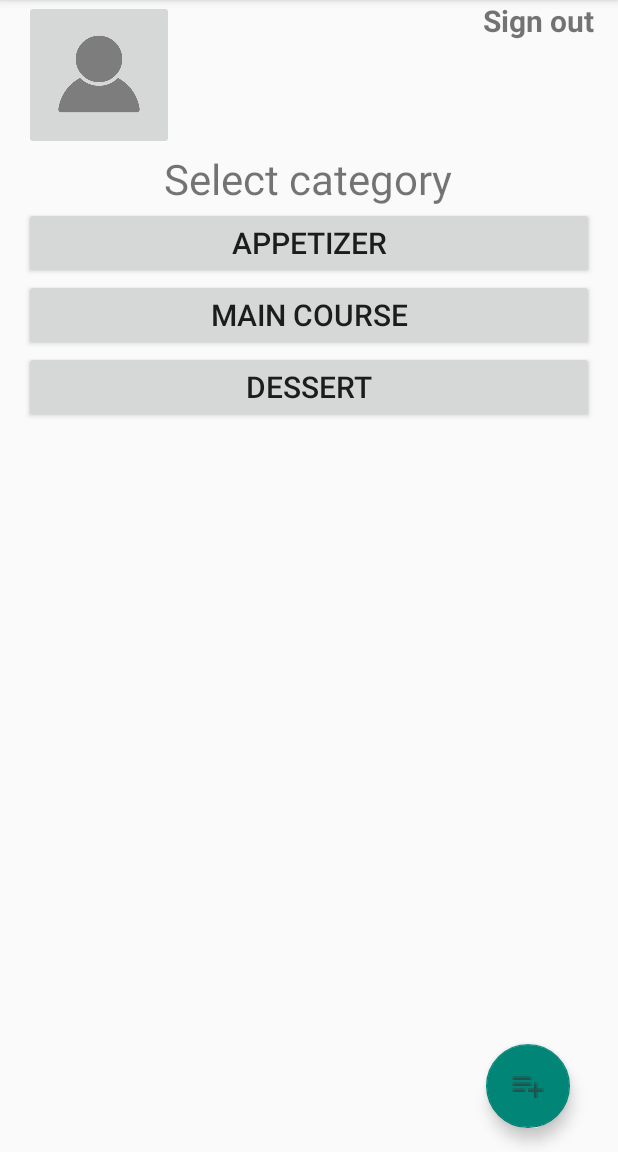
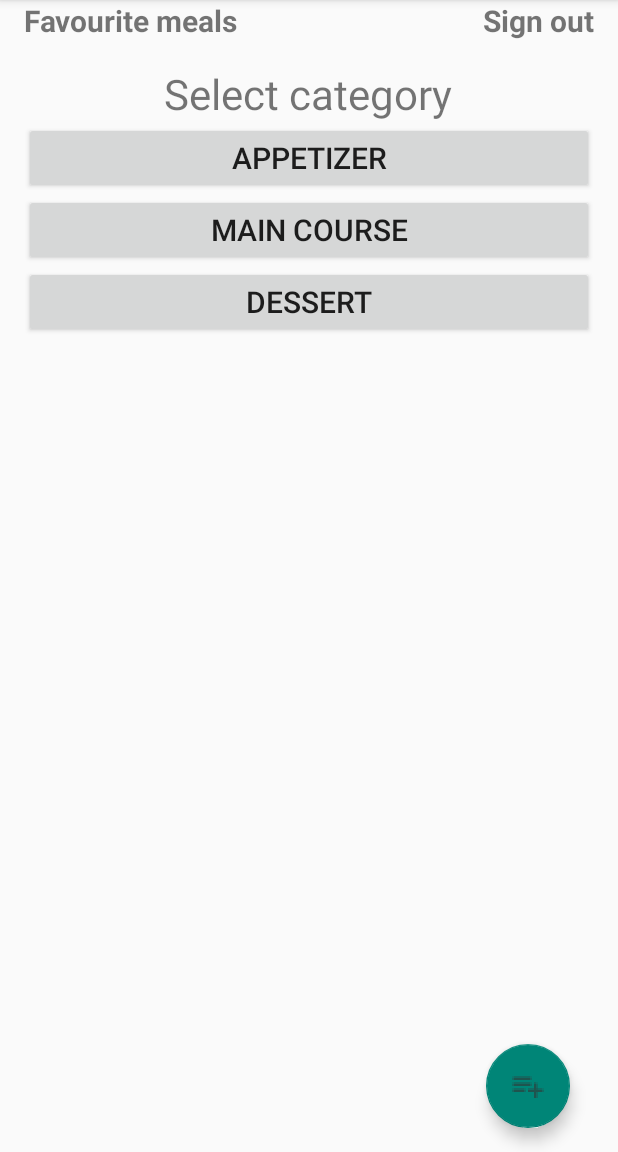
Before and after one commit to MajaStanic23/FoodProject, an Android app: the screen it shows after launch once a user with an empty profile is signed in (SelectActivity), on a phone screen of 412 x 824 dp, the part 84-1236 px from its top. Run offline under Robolectric (Android 15) with nearby library versions, the phone set to English and light mode, and no system bars; our stand-ins replace Firebase (no records; nobody signed in at launch, a user with empty details on screens opened directly).

```diff
--- a/app/src/main/java/com/example/maja/foodproject/AddNewMealActivity.java
+++ b/app/src/main/java/com/example/maja/foodproject/AddNewMealActivity.java
@@ -138,8 +138,6 @@ public class AddNewMealActivity extends AppCompatActivity {
 
             firebaseReference.child(mealName).child("title").setValue(info1);
             firebaseReference.child(mealName).child("description").setValue(info2);
-            //firebaseReference.child(mealName).child("pictureUrl").setValue(pictures);
-            //firebaseReference = FirebaseDatabase.getInstance().getReference().child("All Categories").child(text);
 
             firebaseReference.addListenerForSingleValueEvent(new com.firebase.client.ValueEventListener() {
                 @Override
--- a/app/src/main/java/com/example/maja/foodproject/FoodAdapter.java
+++ b/app/src/main/java/com/example/maja/foodproject/FoodAdapter.java
@@ -1,7 +1,6 @@
 package com.example.maja.foodproject;
 
-import android.content.Context;
-import android.net.Uri;
+
 import android.view.LayoutInflater;
 import android.view.View;
 import android.view.ViewGroup;
--- a/app/src/main/java/com/example/maja/foodproject/MainActivity.java
+++ b/app/src/main/java/com/example/maja/foodproject/MainActivity.java
@@ -53,7 +53,7 @@ public class MainActivity extends AppCompatActivity {
                     Log.d(TAG, "onAuthStateChanged:signed_out");
                     toastMessage("Successfully signed out.");
                 }
-                // ...
+
             }
         };
 
--- a/app/src/main/java/com/example/maja/foodproject/RegistrationActivity.java
+++ b/app/src/main/java/com/example/maja/foodproject/RegistrationActivity.java
@@ -89,6 +89,6 @@ public class RegistrationActivity extends AppCompatActivity {
     @Override
     protected void onResume() {
         super.onResume();
-        //progressBar.setVisibility(View.GONE);
+
     }
 }
--- a/app/src/main/java/com/example/maja/foodproject/SelectActivity.java
+++ b/app/src/main/java/com/example/maja/foodproject/SelectActivity.java
@@ -23,8 +23,8 @@ import android.widget.Toast;
 import android.view.View;
 
 public class SelectActivity extends AppCompatActivity {
-   private TextView mCategory;
-   private ImageButton mProfile, mAdd;
+   private TextView mCategory,profile;
+   private ImageButton  mAdd;
    private  Button btnAppetizer, btnMainCourse, btnDessert;
     private FirebaseAuth mAuth;
     private FirebaseAuth.AuthStateListener mAuthListener;
@@ -36,7 +36,7 @@ public class SelectActivity extends AppCompatActivity {
         super.onCreate(savedInstanceState);
         setContentView(R.layout.activity_select);
         mCategory = findViewById(R.id.category);
-        mProfile=(ImageButton) findViewById(R.id.profile);
+        profile=findViewById(R.id.profile);
         mAdd=(ImageButton) findViewById(R.id.add);
         btnAppetizer=(Button) findViewById(R.id.appetizer);
         btnMainCourse=(Button) findViewById(R.id.mainCourse);
@@ -91,7 +91,14 @@ public class SelectActivity extends AppCompatActivity {
                 startActivity(intent);
             }
         });
-
+        profile.setOnClickListener(new View.OnClickListener() {
+            @Override
+            public void onClick(View v) {
+                // FoodList je za listu koja je ista ko prije samo za lajkove
+                Intent intent= new Intent( SelectActivity.this, FoodListActivity.class);
+                startActivity(intent);
+            }
+        });
 
     }
 }
--- a/app/src/main/res/layout/activity_select.xml
+++ b/app/src/main/res/layout/activity_select.xml
@@ -8,13 +8,17 @@
     tools:context=".SelectActivity">
 
 
-    <ImageButton
+    <TextView
 
         android:id="@+id/profile"
-        android:layout_width="100dp"
-        android:layout_height="100dp"
+        android:layout_width="wrap_content"
+        android:layout_height="wrap_content"
         android:layout_alignParentTop="true"
         android:scaleType="centerInside"
+        android:text="Favourite meals"
+        android:textStyle="bold"
+        android:textSize="20sp"
+        android:layout_marginBottom="16sp"
         android:src="@drawable/profile" />
 
     <TextView
--- a/app/src/main/res/layout/item_food.xml
+++ b/app/src/main/res/layout/item_food.xml
@@ -15,7 +15,7 @@
         android:layout_height="wrap_content"
         android:layout_toRightOf="@+id/icon"
         android:paddingBottom="10dp"
-        android:textColor="#CC0033"
+        android:textStyle="bold"
         android:textSize="16dp" />
 
     <TextView
@@ -25,6 +25,5 @@
         android:layout_below="@+id/title"
         android:layout_toRightOf="@+id/icon"
         android:paddingLeft="10dp"
-        android:textColor="#3399FF"
         android:textSize="14dp" />
 </RelativeLayout>
```
Also changed, not shown: app/src/main/java/com/example/maja/foodproject/DatabaseHelperSQL.java (added, +54 -0 lines), app/src/main/java/com/example/maja/foodproject/FoodListActivity.java (+47 -7 lines).
